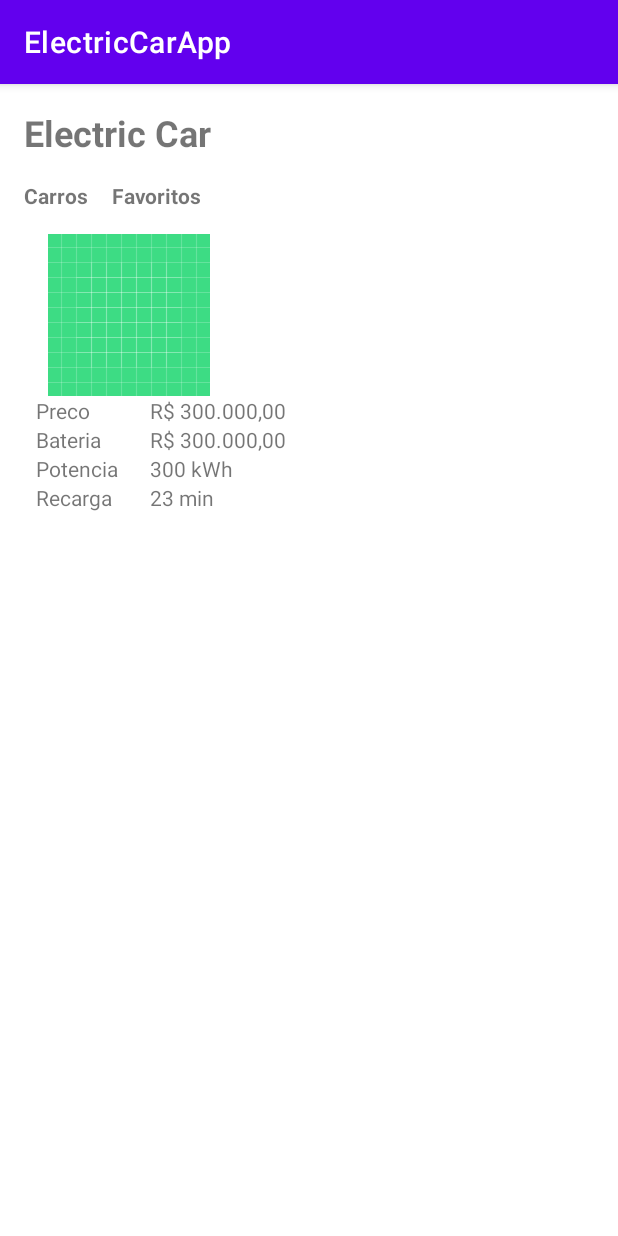
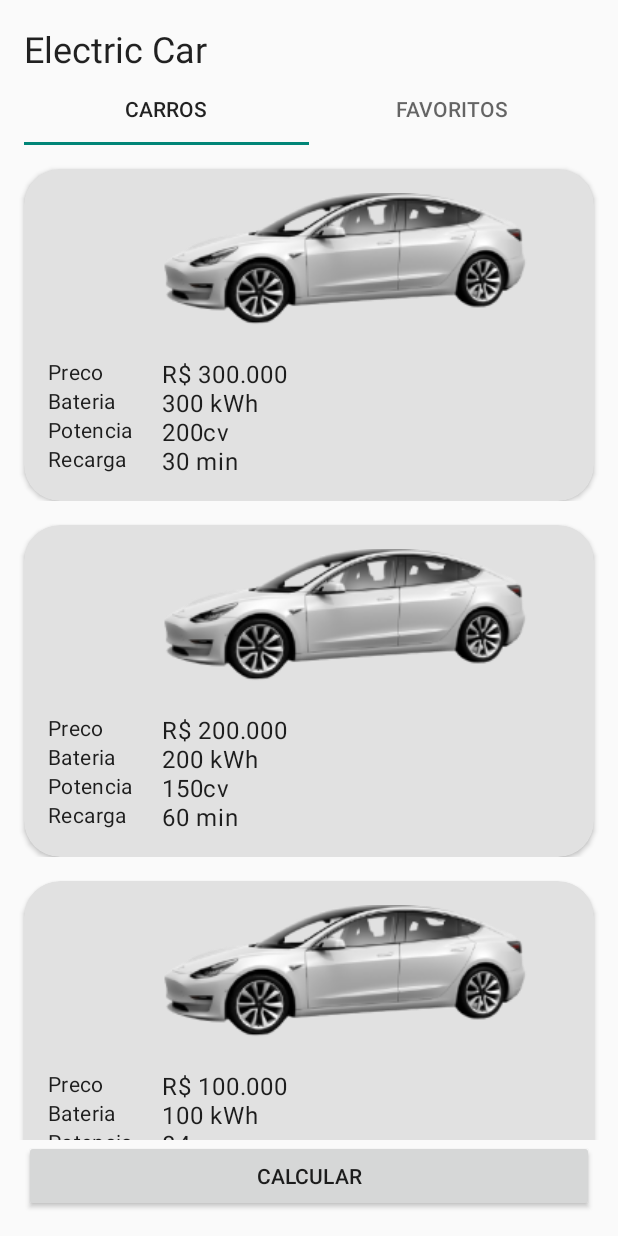
Before and after one commit to gitandlucsil/MobileAndroidKotlinSantanderBootcamp, an Android app: the screen it shows after launch (MainActivity), on a phone screen of 412 x 824 dp. Run offline under Robolectric (Android 15) with nearby library versions, the phone set to English and light mode, and no system bars.

Commit message:
created two activities layout

```diff
--- a/Android/ElectricCarApp/app/build.gradle
+++ b/Android/ElectricCarApp/app/build.gradle
@@ -5,7 +5,7 @@ plugins {
 
 android {
     namespace 'br.com.andlucsil.electriccarapp'
-    compileSdk 32
+    compileSdk 33
 
     defaultConfig {
         applicationId "br.com.andlucsil.electriccarapp"
--- /dev/null
+++ b/Android/ElectricCarApp/app/src/main/java/br/com/andlucsil/electriccarapp/data/CarFactory.kt
@@ -0,0 +1,12 @@
+package br.com.andlucsil.electriccarapp.data
+
+import br.com.andlucsil.electriccarapp.domain.Carro
+
+object CarFactory {
+
+    val list = listOf<Carro>(
+        Carro (1, "R$ 300.000", "300 kWh", "200cv", "30 min", ""),
+        Carro (2, "R$ 200.000", "200 kWh", "150cv", "60 min", ""),
+        Carro (3, "R$ 100.000", "100 kWh", "84cv", "120 min", "")
+    )
+}
--- /dev/null
+++ b/Android/ElectricCarApp/app/src/main/java/br/com/andlucsil/electriccarapp/domain/Carro.kt
@@ -0,0 +1,10 @@
+package br.com.andlucsil.electriccarapp.domain
+
+data class Carro(
+    val id: Int,
+    val preco: String,
+    val bateria: String,
+    val potencia: String,
+    val recarga: String,
+    val urlPhoto: String
+)
--- /dev/null
+++ b/Android/ElectricCarApp/app/src/main/java/br/com/andlucsil/electriccarapp/ui/MainActivity.kt
@@ -0,0 +1,42 @@
+package br.com.andlucsil.electriccarapp.ui
+
+import android.content.Intent
+import androidx.appcompat.app.AppCompatActivity
+import android.os.Bundle
+import android.widget.Button
+import androidx.recyclerview.widget.RecyclerView
+import br.com.andlucsil.electriccarapp.R
+import br.com.andlucsil.electriccarapp.data.CarFactory
+import br.com.andlucsil.electriccarapp.ui.adapter.CarAdapter
+
+class MainActivity : AppCompatActivity() {
+
+    private lateinit var btnRedirect : Button
+    private lateinit var listaCarros : RecyclerView
+
+    override fun onCreate(savedInstanceState: Bundle?) {
+        super.onCreate(savedInstanceState)
+        setContentView(R.layout.activity_main)
+        setupViews()
+        setupListeners()
+        setupList()
+    }
+
+    private fun setupViews() {
+        btnRedirect = findViewById(R.id.btn_redirect)
+        listaCarros = findViewById(R.id.rv_lista_carros)
+    }
+
+    private fun setupListeners() {
+        btnRedirect.setOnClickListener {
+            //calcular()
+            startActivity(Intent(this, CalcularAutonomiaActivity::class.java))
+        }
+    }
+
+    private fun setupList() {
+        val adapter = CarAdapter(CarFactory.list)
+        listaCarros.adapter = adapter
+    }
+
+}
--- /dev/null
+++ b/Android/ElectricCarApp/app/src/main/java/br/com/andlucsil/electriccarapp/ui/adapter/CarAdapter.kt
@@ -0,0 +1,43 @@
+package br.com.andlucsil.electriccarapp.ui.adapter
+
+import android.view.LayoutInflater
+import android.view.View
+import android.view.ViewGroup
+import android.widget.TextView
+import androidx.recyclerview.widget.RecyclerView
+import br.com.andlucsil.electriccarapp.R
+import br.com.andlucsil.electriccarapp.domain.Carro
+
+class CarAdapter(private val carros: List<Carro>) : RecyclerView.Adapter<CarAdapter.ViewHolder>() {
+
+    override fun onCreateViewHolder(parent: ViewGroup, viewType: Int): ViewHolder {
+        val view = LayoutInflater.from(parent.context).inflate(R.layout.carro_item, parent, false)
+        return ViewHolder(view)
+    }
+
+    override fun onBindViewHolder(holder: ViewHolder, position: Int) {
+        holder.preco.text = carros[position].preco
+        holder.bateria.text = carros[position].bateria
+        holder.potencia.text = carros[position].potencia
+        holder.recarga.text = carros[position].recarga
+    }
+
+    override fun getItemCount(): Int = carros.size
+
+    class ViewHolder(view: View) : RecyclerView.ViewHolder(view) {
+        val preco: TextView
+        val bateria: TextView
+        val potencia: TextView
+        val recarga: TextView
+
+        init {
+            view.apply {
+                preco = findViewById(R.id.tv_preco_value)
+                bateria = findViewById(R.id.tv_bateria_value)
+                potencia = findViewById(R.id.tv_potencia_value)
+                recarga = findViewById(R.id.tv_recarga_value)
+            }
+        }
+    }
+
+}
--- /dev/null
+++ b/Android/ElectricCarApp/app/src/main/res/drawable/ic_baseline_close_24.xml
@@ -0,0 +1,5 @@
+<vector android:height="24dp" android:tint="#000000"
+    android:viewportHeight="24" android:viewportWidth="24"
+    android:width="24dp" xmlns:android="http://schemas.android.com/apk/res/android">
+    <path android:fillColor="@android:color/white" android:pathData="M19,6.41L17.59,5 12,10.59 6.41,5 5,6.41 10.59,12 5,17.59 6.41,19 12,13.41 17.59,19 19,17.59 13.41,12z"/>
+</vector>
--- a/Android/ElectricCarApp/app/src/main/res/layout/activity_main.xml
+++ b/Android/ElectricCarApp/app/src/main/res/layout/activity_main.xml
@@ -4,119 +4,59 @@
     xmlns:tools="http://schemas.android.com/tools"
     android:layout_width="match_parent"
     android:layout_height="match_parent"
-    tools:context=".MainActivity">
+    tools:context=".ui.MainActivity">
+
+    <com.google.android.material.tabs.TabLayout
+        android:id="@+id/tab_layout"
+        android:layout_width="match_parent"
+        android:layout_height="wrap_content"
+        android:layout_marginStart="16dp"
+        android:layout_marginEnd="16dp"
+        app:layout_constraintTop_toBottomOf="@+id/tv_titulo"
+        app:layout_constraintStart_toStartOf="parent">
+
+        <com.google.android.material.tabs.TabItem
+            android:layout_width="match_parent"
+            android:layout_height="wrap_content"
+            android:text="@string/carros"/>
+
+        <com.google.android.material.tabs.TabItem
+            android:layout_width="match_parent"
+            android:layout_height="wrap_content"
+            android:text="@string/favoritos"/>
+
+    </com.google.android.material.tabs.TabLayout>
 
     <TextView
         android:id="@+id/tv_titulo"
         android:layout_width="wrap_content"
         android:layout_height="wrap_content"
         android:text="@string/electric_car"
-        android:textSize="24sp"
-        android:textStyle="bold"
+        style="@style/TextAppearance.MaterialComponents.Headline5"
         android:layout_margin="16dp"
         app:layout_constraintStart_toStartOf="parent"
         app:layout_constraintTop_toTopOf="parent" />
 
-    <TextView
-        android:id="@+id/tv_carros"
-        android:layout_width="wrap_content"
+
+    <androidx.recyclerview.widget.RecyclerView
+        android:id="@+id/rv_lista_carros"
+        android:layout_width="0dp"
+        android:layout_height="0dp"
+        tools:listitem="@layout/carro_item"
+        app:layoutManager="androidx.recyclerview.widget.LinearLayoutManager"
+        app:layout_constraintTop_toBottomOf="@id/tab_layout"
+        app:layout_constraintStart_toStartOf="parent"
+        app:layout_constraintEnd_toEndOf="parent"
+        app:layout_constraintBottom_toTopOf="@id/btn_redirect"/>
+
+    <Button
+        android:id="@+id/btn_redirect"
+        android:layout_width="0dp"
         android:layout_height="wrap_content"
-        android:text="@string/carros"
-        android:textStyle="bold"
-        app:layout_constraintTop_toBottomOf="@+id/tv_titulo"
+        android:text="@string/calcular"
+        android:layout_margin="16dp"
+        app:layout_constraintBottom_toBottomOf="parent"
         app:layout_constraintStart_toStartOf="parent"
-        android:layout_margin="16dp"/>
-
-    <TextView
-        android:id="@+id/tv_favoritos"
-        android:layout_width="wrap_content"
-        android:layout_height="wrap_content"
-        android:text="@string/favoritos"
-        android:textStyle="bold"
-        app:layout_constraintTop_toTopOf="@+id/tv_carros"
-        app:layout_constraintStart_toEndOf="@+id/tv_carros"
-        android:layout_marginLeft="16dp"/>
-
-    <ImageView
-        android:id="@+id/iv_image"
-        android:layout_width="wrap_content"
-        android:layout_height="wrap_content"
-        android:src="@drawable/ic_launcher_background"
-        android:layout_margin="16dp"
-        app:layout_constraintLeft_toLeftOf="@id/tv_titulo"
-        app:layout_constraintTop_toBottomOf="@id/tv_carros"/>
-
-    <TextView
-        android:id="@+id/tv_preco"
-        android:layout_width="60dp"
-        android:layout_height="wrap_content"
-        android:text="@string/preco"
-        android:layout_marginStart="24dp"
-        app:layout_constraintTop_toBottomOf="@+id/iv_image"
-        app:layout_constraintStart_toStartOf="parent" />
-
-    <TextView
-        android:id="@+id/tv_preco_value"
-        android:layout_width="wrap_content"
-        android:layout_height="wrap_content"
-        android:text="R$ 300.000,00"
-        android:layout_marginStart="16dp"
-        app:layout_constraintTop_toBottomOf="@+id/iv_image"
-        app:layout_constraintStart_toEndOf="@id/tv_preco" />
-
-    <TextView
-        android:id="@+id/tv_bateria"
-        android:layout_width="60dp"
-        android:layout_height="wrap_content"
-        android:text="@string/bateria"
-        android:layout_marginStart="24dp"
-        app:layout_constraintTop_toBottomOf="@+id/tv_preco"
-        app:layout_constraintStart_toStartOf="parent" />
-
-    <TextView
-        android:id="@+id/tv_bateria_value"
-        android:layout_width="wrap_content"
-        android:layout_height="wrap_content"
-        android:text="R$ 300.000,00"
-        android:layout_marginStart="16dp"
-        app:layout_constraintTop_toBottomOf="@+id/tv_preco"
-        app:layout_constraintStart_toEndOf="@id/tv_bateria" />
-
-    <TextView
-        android:id="@+id/tv_potencia"
-        android:layout_width="60dp"
-        android:layout_height="wrap_content"
-        android:text="@string/potencia"
-        android:layout_marginStart="24dp"
-        app:layout_constraintTop_toBottomOf="@+id/tv_bateria"
-        app:layout_constraintStart_toStartOf="parent" />
-
-    <TextView
-        android:id="@+id/tv_potencia_value"
-        android:layout_width="wrap_content"
-        android:layout_height="wrap_content"
-        android:text="300 kWh"
-        android:layout_marginStart="16dp"
-        app:layout_constraintTop_toBottomOf="@+id/tv_bateria"
-        app:layout_constraintStart_toEndOf="@id/tv_potencia" />
-
-    <TextView
-        android:id="@+id/tv_recarga"
-        android:layout_width="60dp"
-        android:layout_height="wrap_content"
-        android:text="@string/recarga"
-        android:layout_marginStart="24dp"
-        app:layout_constraintTop_toBottomOf="@+id/tv_potencia"
-        app:layout_constraintStart_toStartOf="parent" />
-
-    <TextView
-        android:id="@+id/tv_recarga_value"
-        android:layout_width="wrap_content"
-        android:layout_height="wrap_content"
-        android:text="23 min"
-        android:layout_marginStart="16dp"
-        app:layout_constraintTop_toBottomOf="@+id/tv_potencia"
-        app:layout_constraintStart_toEndOf="@id/tv_recarga" />
-
+        app:layout_constraintEnd_toEndOf="parent" />
 
 </androidx.constraintlayout.widget.ConstraintLayout>
--- /dev/null
+++ b/Android/ElectricCarApp/app/src/main/res/layout/car_fragment.xml
@@ -0,0 +1,6 @@
+<?xml version="1.0" encoding="utf-8"?>
+<androidx.constraintlayout.widget.ConstraintLayout xmlns:android="http://schemas.android.com/apk/res/android"
+    android:layout_width="match_parent"
+    android:layout_height="match_parent">
+
+</androidx.constraintlayout.widget.ConstraintLayout>
--- /dev/null
+++ b/Android/ElectricCarApp/app/src/main/res/layout/carro_item.xml
@@ -0,0 +1,119 @@
+<?xml version="1.0" encoding="utf-8"?>
+<androidx.constraintlayout.widget.ConstraintLayout xmlns:android="http://schemas.android.com/apk/res/android"
+    android:layout_width="match_parent"
+    android:layout_height="wrap_content"
+    xmlns:app="http://schemas.android.com/apk/res-auto">
+
+    <androidx.cardview.widget.CardView
+        android:id="@+id/cv_car"
+        android:layout_width="0dp"
+        android:layout_height="wrap_content"
+        android:layout_margin="16dp"
+        app:cardCornerRadius="24dp"
+        app:cardBackgroundColor="@color/gray"
+        android:elevation="24dp"
+        app:layout_constraintTop_toTopOf="parent"
+        app:layout_constraintStart_toStartOf="parent"
+        app:layout_constraintEnd_toEndOf="parent">
+
+        <androidx.constraintlayout.widget.ConstraintLayout
+            android:id="@+id/cl_card_content"
+            android:layout_width="match_parent"
+            android:layout_height="wrap_content">
+
+            <ImageView
+                android:id="@+id/iv_image"
+                android:layout_width="wrap_content"
+                android:layout_height="wrap_content"
+                android:src="@drawable/electric_car"
+                android:layout_marginTop="16dp"
+                app:layout_constraintLeft_toLeftOf="parent"
+                app:layout_constraintTop_toTopOf="parent"
+                app:layout_constraintEnd_toEndOf="parent"/>
+
+            <TextView
+                android:id="@+id/tv_preco"
+                android:layout_width="60dp"
+                android:layout_height="wrap_content"
+                android:text="@string/preco"
+                android:layout_marginStart="16dp"
+                style="@style/TextAppearance.MaterialComponents.Body2"
+                app:layout_constraintTop_toBottomOf="@+id/iv_image"
+                app:layout_constraintStart_toStartOf="parent" />
+
+            <TextView
+                android:id="@+id/tv_preco_value"
+                android:layout_width="wrap_content"
+                android:layout_height="wrap_content"
+                android:text="R$ 300.000,00"
+                android:layout_marginStart="16dp"
+                style="@style/TextAppearance.MaterialComponents.Body1"
+                app:layout_constraintTop_toBottomOf="@+id/iv_image"
+                app:layout_constraintStart_toEndOf="@id/tv_preco" />
+
+            <TextView
+                android:id="@+id/tv_bateria"
+                android:layout_width="60dp"
+                android:layout_height="wrap_content"
+                android:text="@string/bateria"
+                android:layout_marginStart="16dp"
+                style="@style/TextAppearance.MaterialComponents.Body2"
+                app:layout_constraintTop_toBottomOf="@+id/tv_preco"
+                app:layout_constraintStart_toStartOf="parent" />
+
+            <TextView
+                android:id="@+id/tv_bateria_value"
+                android:layout_width="wrap_content"
+                android:layout_height="wrap_content"
+                android:text="R$ 300.000,00"
+                android:layout_marginStart="16dp"
+                style="@style/TextAppearance.MaterialComponents.Body1"
+                app:layout_constraintTop_toBottomOf="@+id/tv_preco"
+                app:layout_constraintStart_toEndOf="@id/tv_bateria" />
+
+            <TextView
+                android:id="@+id/tv_potencia"
+                android:layout_width="60dp"
+                android:layout_height="wrap_content"
+                android:text="@string/potencia"
+                android:layout_marginStart="16dp"
+                style="@style/TextAppearance.MaterialComponents.Body2"
+                app:layout_constraintTop_toBottomOf="@+id/tv_bateria"
+                app:layout_constraintStart_toStartOf="parent" />
+
+            <TextView
+                android:id="@+id/tv_potencia_value"
+                android:layout_width="wrap_content"
+                android:layout_height="wrap_content"
+                android:text="300 kWh"
+                android:layout_marginStart="16dp"
+                style="@style/TextAppearance.MaterialComponents.Body1"
+                app:layout_constraintTop_toBottomOf="@+id/tv_bateria"
+                app:layout_constraintStart_toEndOf="@id/tv_potencia" />
+
+            <TextView
+                android:id="@+id/tv_recarga"
+                android:layout_width="60dp"
+                android:layout_height="wrap_content"
+                android:text="@string/recarga"
+                android:layout_marginStart="16dp"
+                style="@style/TextAppearance.MaterialComponents.Body2"
+                app:layout_constraintTop_toBottomOf="@+id/tv_potencia"
+                app:layout_constraintStart_toStartOf="parent" />
+
+            <TextView
+                android:id="@+id/tv_recarga_value"
+                android:layout_width="wrap_content"
+                android:layout_height="wrap_content"
+                android:text="23 min"
+                android:layout_marginStart="16dp"
+                style="@style/TextAppearance.MaterialComponents.Body1"
+                app:layout_constraintTop_toBottomOf="@+id/tv_potencia"
+                app:layout_constraintStart_toEndOf="@id/tv_recarga"
+                app:layout_constraintBottom_toBottomOf="@id/cl_card_content"
+                android:layout_marginBottom="16dp"/>
+
+        </androidx.constraintlayout.widget.ConstraintLayout>
+    </androidx.cardview.widget.CardView>
+
+</androidx.constraintlayout.widget.ConstraintLayout>
--- a/Android/ElectricCarApp/app/src/main/res/values/colors.xml
+++ b/Android/ElectricCarApp/app/src/main/res/values/colors.xml
@@ -7,4 +7,5 @@
     <color name="teal_700">#FF018786</color>
     <color name="black">#FF000000</color>
     <color name="white">#FFFFFFFF</color>
+    <color name="gray">#E1E1E1</color>
 </resources>
--- a/Android/ElectricCarApp/app/src/main/res/values/strings.xml
+++ b/Android/ElectricCarApp/app/src/main/res/values/strings.xml
@@ -7,4 +7,9 @@
     <string name="bateria">Bateria</string>
     <string name="potencia">Potencia</string>
     <string name="recarga">Recarga</string>
+    <string name="preco_kwh">Preço Kwh</string>
+    <string name="km_percorrido">Km Percorrido</string>
+    <string name="calcular">Calcular</string>
+    <string name="resultado">Resultado</string>
+    <string name="calcular_autonomia">Calcular Autonomia</string>
 </resources>
```
Also changed, not shown: Android/ElectricCarApp/app/src/main/AndroidManifest.xml (+5 -2 lines), Android/ElectricCarApp/app/src/main/java/br/com/andlucsil/electriccarapp/MainActivity.kt (deleted, +0 -11 lines), Android/ElectricCarApp/app/src/main/java/br/com/andlucsil/electriccarapp/ui/CalcularAutonomiaActivity.kt (added, +53 -0 lines), Android/ElectricCarApp/app/src/main/java/br/com/andlucsil/electriccarapp/ui/CarFragment.kt (added, +20 -0 lines), Android/ElectricCarApp/app/src/main/res/layout/activity_calcular_autonomia.xml (added, +76 -0 lines), Android/ElectricCarApp/app/src/main/res/drawable-v24/electric_car.png (added).
